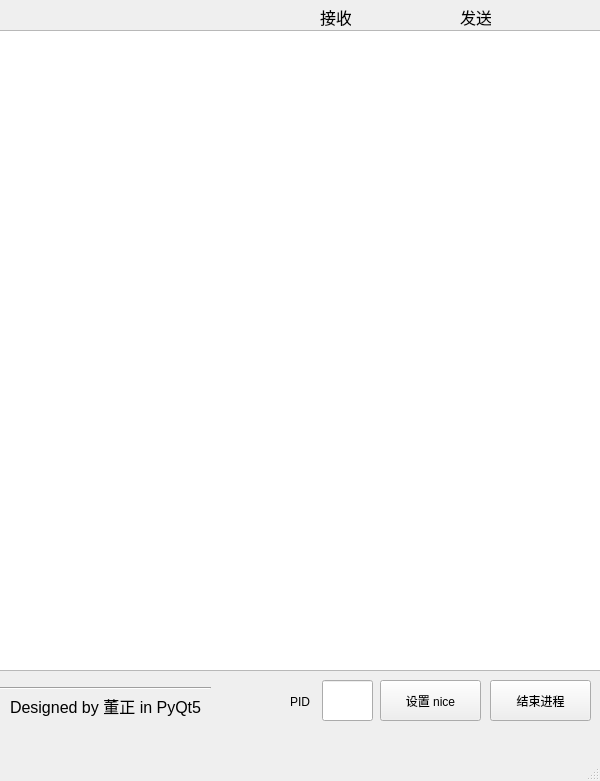
Old version of the form process_monitor/process_monitor_GUI.ui in the repository XDZhelheim/cs302-process-memory-tracker.
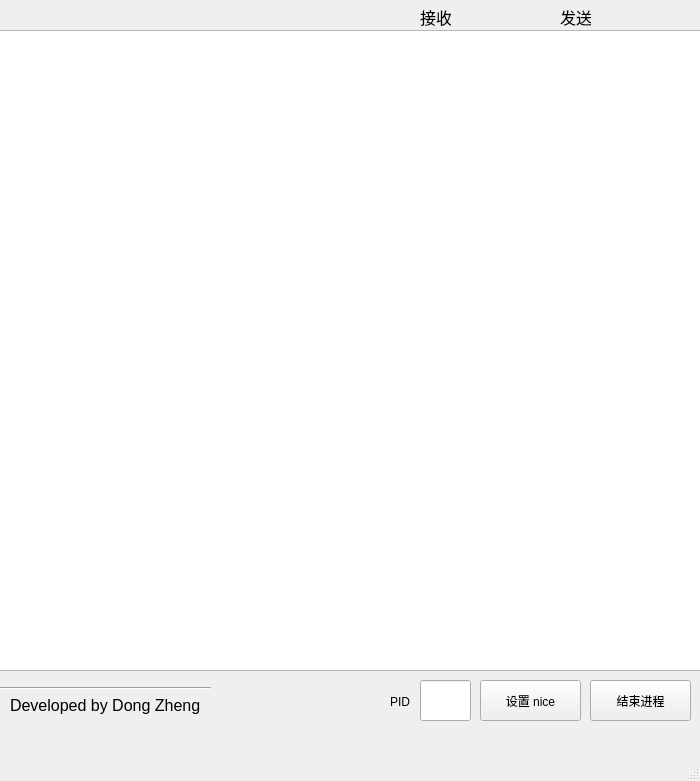
New version of the form.

Commit message: finish process monitor

The edit to the form file:
```diff
--- a/process_monitor/process_monitor_GUI.ui
+++ b/process_monitor/process_monitor_GUI.ui
@@ -6,7 +6,7 @@
    <rect>
     <x>0</x>
     <y>0</y>
-    <width>600</width>
+    <width>700</width>
     <height>781</height>
    </rect>
   </property>
@@ -18,13 +18,13 @@
   </property>
   <property name="minimumSize">
    <size>
-    <width>600</width>
+    <width>700</width>
     <height>781</height>
    </size>
   </property>
   <property name="maximumSize">
    <size>
-    <width>600</width>
+    <width>700</width>
     <height>781</height>
    </size>
   </property>
@@ -37,7 +37,7 @@
      <rect>
       <x>-10</x>
       <y>30</y>
-      <width>621</width>
+      <width>711</width>
       <height>641</height>
      </rect>
     </property>
@@ -49,13 +49,13 @@
     </property>
     <property name="minimumSize">
      <size>
-      <width>621</width>
+      <width>711</width>
       <height>641</height>
      </size>
     </property>
     <property name="maximumSize">
      <size>
-      <width>621</width>
+      <width>711</width>
       <height>641</height>
      </size>
     </property>
@@ -72,7 +72,7 @@
    <widget class="QPushButton" name="kill_button">
     <property name="geometry">
      <rect>
-      <x>490</x>
+      <x>590</x>
       <y>680</y>
       <width>101</width>
       <height>41</height>
@@ -97,7 +97,7 @@
      </font>
     </property>
     <property name="text">
-     <string>Designed by 董正 in PyQt5</string>
+     <string>Developed by Dong Zheng</string>
     </property>
    </widget>
    <widget class="Line" name="line">
@@ -116,7 +116,7 @@
    <widget class="QLabel" name="recv_label">
     <property name="geometry">
      <rect>
-      <x>320</x>
+      <x>420</x>
       <y>5</y>
       <width>31</width>
       <height>23</height>
@@ -134,7 +134,7 @@
    <widget class="QLabel" name="send_label">
     <property name="geometry">
      <rect>
-      <x>460</x>
+      <x>560</x>
       <y>5</y>
       <width>31</width>
       <height>23</height>
@@ -152,7 +152,7 @@
    <widget class="QLabel" name="recv_speed_label">
     <property name="geometry">
      <rect>
-      <x>360</x>
+      <x>460</x>
       <y>5</y>
       <width>101</width>
       <height>23</height>
@@ -170,7 +170,7 @@
    <widget class="QLabel" name="send_speed_label">
     <property name="geometry">
      <rect>
-      <x>500</x>
+      <x>600</x>
       <y>5</y>
       <width>101</width>
       <height>23</height>
@@ -206,7 +206,7 @@
    <widget class="QPushButton" name="nice_button">
     <property name="geometry">
      <rect>
-      <x>380</x>
+      <x>480</x>
       <y>680</y>
       <width>101</width>
       <height>41</height>
@@ -219,7 +219,7 @@
    <widget class="QLineEdit" name="pid_input">
     <property name="geometry">
      <rect>
-      <x>322</x>
+      <x>420</x>
       <y>680</y>
       <width>51</width>
       <height>41</height>
@@ -232,7 +232,7 @@
    <widget class="QLabel" name="pid_label">
     <property name="geometry">
      <rect>
-      <x>290</x>
+      <x>390</x>
       <y>690</y>
       <width>31</width>
       <height>23</height>
```
Left out of the diff: 2 changed lines with no effect on the pictures. The commit also changes 2 other files.
